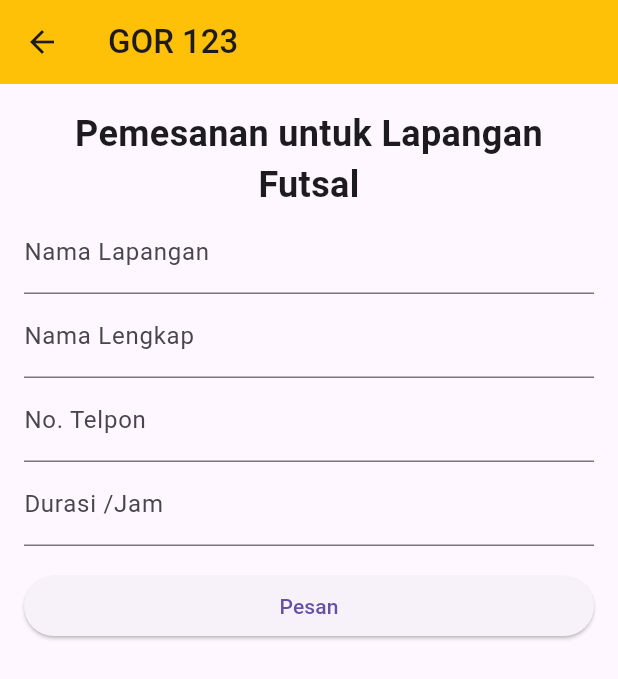
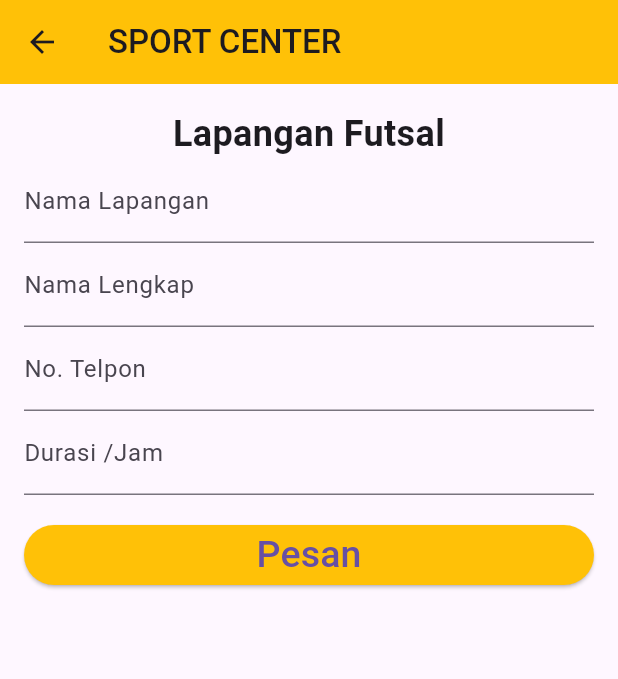
Before and after one commit to ferzian/flutter_aplikasi_reservasi_lapangan, a Flutter app: the IsiData screen opened directly, on a phone screen of 412 x 824 dp. Shown: the top 679 px of the screen. Run offline on Flutter 3.47's test engine with Material 3 defaults, Android fonts, the phone set to English and light mode, and no system bars; statements that could not run were skipped.

Commit message:
Update isi_data.dart

```diff
--- a/lib/isi_data.dart
+++ b/lib/isi_data.dart
@@ -28,7 +28,7 @@ class _IsiDataState extends State<IsiData> {
     return Scaffold(
       appBar: AppBar(
         backgroundColor: Colors.amber,
-        title: Text('GOR 123', style: TextStyle(fontWeight: FontWeight.w500)),
+        title: Text('SPORT CENTER', style: TextStyle(fontWeight: FontWeight.w500)),
       ),
       body: Container(
         padding: EdgeInsets.all(16),
@@ -38,7 +38,7 @@ class _IsiDataState extends State<IsiData> {
             crossAxisAlignment: CrossAxisAlignment.stretch,
             children: [
               Text(
-                'Pemesanan untuk ${widget.namaLapangan}',
+                '${widget.namaLapangan}',
                 textAlign: TextAlign.center,
                 style: TextStyle(
                  fontSize: 24.0,
@@ -86,7 +86,9 @@ class _IsiDataState extends State<IsiData> {
                     MaterialPageRoute(builder: (context) => DaftarPemesanan()),
                  );
                 },
-                child: Text('Pesan'),
+                child: Text('Pesan',
+                style: TextStyle(fontSize: 25),),
+                style: ElevatedButton.styleFrom(backgroundColor: Colors.amber),
               ),
             ],
           ),
```
